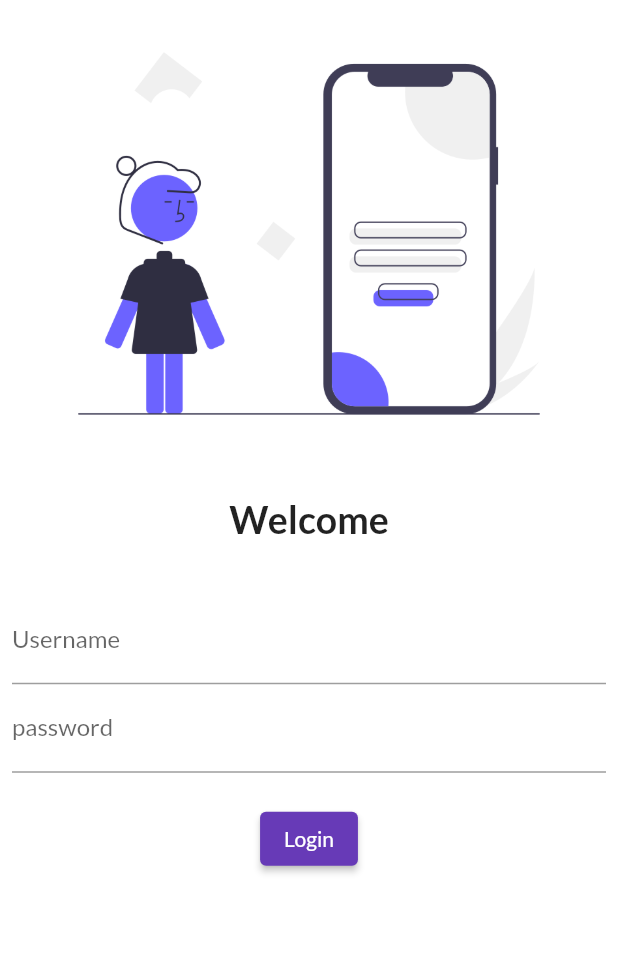
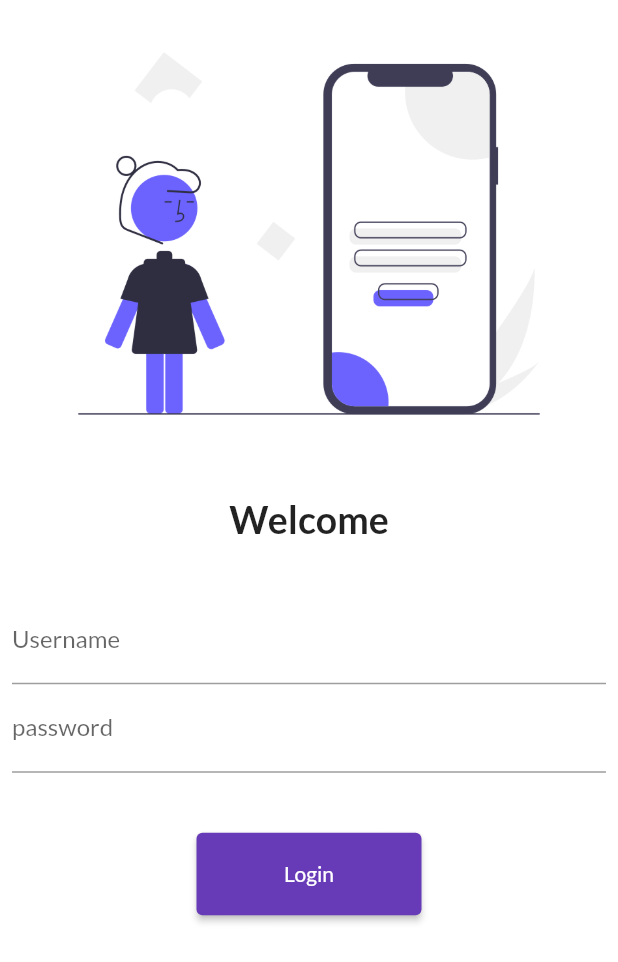
Before and after one commit to KrishnaTrada/Catalog-App, a Flutter app: the screen it shows after launch, on a phone screen of 412 x 824 dp. Shown: the top 962 px of the screen. Run offline on Flutter 3.47's test engine with Material 2 defaults, Android fonts, the phone set to English and light mode, and no system bars; our stand-ins replace google_fonts.

Commit message:
day5 completed

```diff
--- a/lib/login_page.dart
+++ b/lib/login_page.dart
@@ -1,4 +1,5 @@
 import 'package:flutter/material.dart';
+import 'package:flutter_application_1/utils/routes.dart';
 
 // ignore: use_key_in_widget_constructors
 class LoginPage extends StatelessWidget {
@@ -17,6 +18,7 @@ class LoginPage extends StatelessWidget {
       //     // textScaleFactor: 3.0,
       //   ),
       // ),
+      child: SingleChildScrollView(
         child: Column(
           children: [
             Image.asset(
@@ -55,12 +57,13 @@ class LoginPage extends StatelessWidget {
                     ),
                   ),
                   SizedBox(
-                  height: 20.0,
+                    height: 40.0,
                   ),
                   ElevatedButton(
                     child: Text("Login"),
+                    style: TextButton.styleFrom(minimumSize: Size(150, 55)),
                     onPressed: () {
-                    print("login successful.");
+                      Navigator.pushNamed(context, MyRoutes.homeRoute);
                     },
                   ),
                 ],
@@ -68,6 +71,7 @@ class LoginPage extends StatelessWidget {
             ),
           ],
         ),
+      ),
     );
   }
 }
--- a/lib/main.dart
+++ b/lib/main.dart
@@ -1,5 +1,6 @@
 import 'package:flutter/material.dart';
 import 'package:flutter_application_1/login_page.dart';
+import 'package:flutter_application_1/utils/routes.dart';
 
 import 'home_page.dart';
 import 'login_page.dart';
@@ -27,8 +28,8 @@ class myApp extends StatelessWidget {
       initialRoute: "/login",
       routes: {
         '/': (context) => LoginPage(),
-        '/home': (context) => const HomePage(),
-        '/login': (context) => LoginPage(),
+        MyRoutes.homeRoute: (context) => const HomePage(),
+        MyRoutes.loginRoute: (context) => LoginPage(),
       },
     );
   }
--- /dev/null
+++ b/lib/utils/routes.dart
@@ -0,0 +1,4 @@
+class MyRoutes {
+  static String loginRoute = "/login";
+  static String homeRoute = "/";
+}
```
Lines whose indentation alone changed are shown as unchanged.
